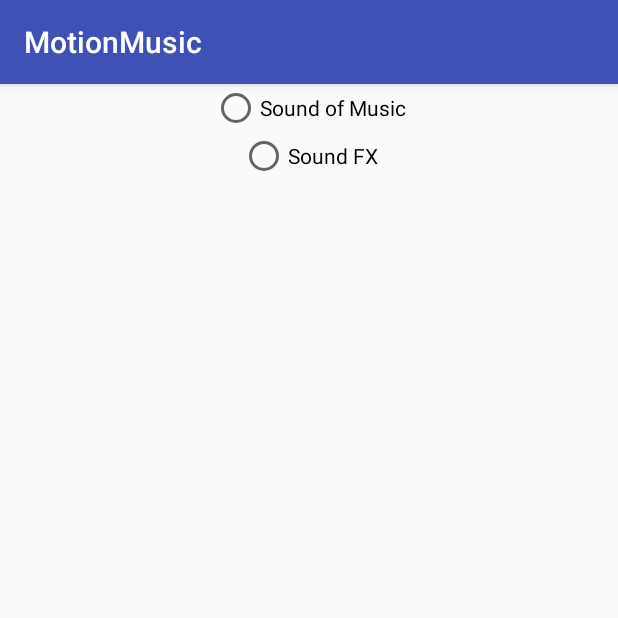
After one commit to bosorawis/MotionMusicOSU, an Android app: the settingsActivity screen opened directly, with no data from a screen before it, on a phone screen of 412 x 824 dp, the top half of it. The commit adds this screen. Run offline under Robolectric (Android 15) with nearby library versions, the phone set to English and light mode, and no system bars.

Commit message:
Add settings page

```diff
--- a/app/src/main/AndroidManifest.xml
+++ b/app/src/main/AndroidManifest.xml
@@ -18,6 +18,8 @@
                 <category android:name="android.intent.category.LAUNCHER" />
             </intent-filter>
         </activity>
+        <activity android:name=".settingsActivity" >
+        </activity>
     </application>
 
 </manifest>
--- a/app/src/main/java/complexability/motionmusic/Hands.java
+++ b/app/src/main/java/complexability/motionmusic/Hands.java
@@ -24,6 +24,9 @@ public class Hands {
         effect_3 = "None";
         instrument = "Electric Guitar";
         effectCount = 0;
+    }
+    public void setEffectCount(int count){
+        effectCount = count;
     }
     /*
     * Helper function to change effect
--- /dev/null
+++ b/app/src/main/java/complexability/motionmusic/settingsActivity.java
@@ -0,0 +1,17 @@
+package complexability.motionmusic;
+
+import android.support.v7.app.AppCompatActivity;
+import android.os.Bundle;
+import android.widget.RadioButton;
+import android.widget.RadioGroup;
+
+public class settingsActivity extends AppCompatActivity {
+    private RadioGroup radioGroup_mode;
+    private RadioButton radioButton_music, radioButton_soundFX;
+    @Override
+    protected void onCreate(Bundle savedInstanceState) {
+        super.onCreate(savedInstanceState);
+        setContentView(R.layout.activity_settings);
+
+    }
+}
--- /dev/null
+++ b/app/src/main/res/layout/activity_settings.xml
@@ -0,0 +1,27 @@
+<?xml version="1.0" encoding="utf-8"?>
+<LinearLayout xmlns:android="http://schemas.android.com/apk/res/android"
+    android:orientation="vertical" android:layout_width="match_parent"
+    android:layout_height="match_parent">
+
+    <RadioGroup
+        android:layout_width="wrap_content"
+        android:layout_height="wrap_content"
+        android:layout_gravity="center_horizontal"
+        android:id = "@+id/mode_settings">
+        <RadioButton
+            android:layout_width="wrap_content"
+            android:layout_height="wrap_content"
+            android:text="Sound of Music"
+            android:id="@+id/mode_select_music"
+            android:layout_gravity="center_horizontal" />
+
+        <RadioButton
+            android:layout_width="wrap_content"
+            android:layout_height="wrap_content"
+            android:text="Sound FX"
+            android:id="@+id/mode_select_soundFX"
+            android:layout_gravity="center_horizontal" />
+    </RadioGroup>
+
+
+</LinearLayout>
```
Also changed, not shown: app/src/main/java/complexability/motionmusic/MainActivity.java (+90 -53 lines), app/src/main/res/layout/settings_activity_layout.xml (added, +27 -0 lines).
